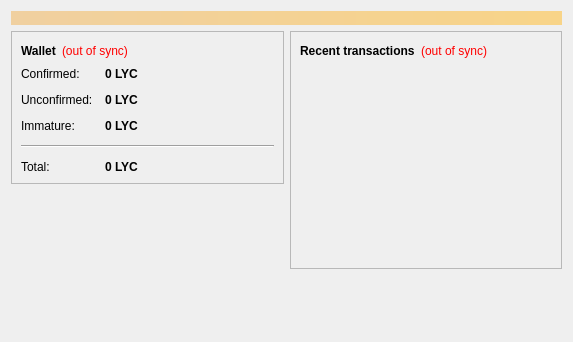
This is src/qt/forms/overviewpage.ui in lycancoin/lycancoin-release as Qt 5 draws it before an edit. The edited form follows.
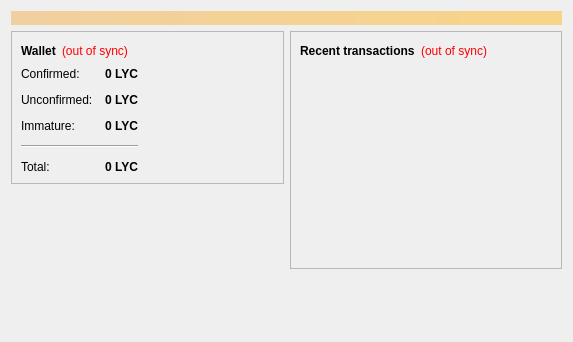
This is the edited form. Icons and pictures are not drawn.

Diff of the .ui file:
```diff
--- a/src/qt/forms/overviewpage.ui
+++ b/src/qt/forms/overviewpage.ui
@@ -90,6 +90,8 @@
            </layout>
           </item>
           <item>
+          <layout class="QHBoxLayout" name="horizontalLayout_3">
+           <item>
            <layout class="QFormLayout" name="formLayout_2">
             <property name="fieldGrowthPolicy">
              <enum>QFormLayout::AllNonFixedFieldsGrow</enum>
@@ -124,6 +126,9 @@
               <property name="text">
                <string notr="true">0 LYC</string>
               </property>
+              <property name="alignment">
+               <set>Qt::AlignRight|Qt::AlignTrailing|Qt::AlignVCenter</set>
+              </property>
               <property name="textInteractionFlags">
                <set>Qt::LinksAccessibleByMouse|Qt::TextSelectableByKeyboard|Qt::TextSelectableByMouse</set>
               </property>
@@ -153,6 +158,9 @@
               <property name="text">
                <string notr="true">0 LYC</string>
               </property>
+              <property name="alignment">
+               <set>Qt::AlignRight|Qt::AlignTrailing|Qt::AlignVCenter</set>
+              </property>
               <property name="textInteractionFlags">
                <set>Qt::LinksAccessibleByMouse|Qt::TextSelectableByKeyboard|Qt::TextSelectableByMouse</set>
               </property>
@@ -179,6 +187,9 @@
               <property name="text">
                <string notr="true">0 LYC</string>
               </property>
+              <property name="alignment">
+               <set>Qt::AlignRight|Qt::AlignTrailing|Qt::AlignVCenter</set>
+              </property>
               <property name="textInteractionFlags">
                <set>Qt::LinksAccessibleByMouse|Qt::TextSelectableByKeyboard|Qt::TextSelectableByMouse</set>
               </property>
@@ -208,6 +219,9 @@
               <property name="text">
                <string notr="true">0 LYC</string>
               </property>
+              <property name="alignment">
+               <set>Qt::AlignRight|Qt::AlignTrailing|Qt::AlignVCenter</set>
+              </property>
               <property name="textInteractionFlags">
                <set>Qt::LinksAccessibleByMouse|Qt::TextSelectableByKeyboard|Qt::TextSelectableByMouse</set>
               </property>
@@ -219,6 +233,21 @@
                <enum>Qt::Horizontal</enum>
               </property>
              </widget>
+            </item>
+           </layout>
+          </item>
+            <item>
+             <spacer name="horizontalSpacer_3">
+              <property name="orientation">
+               <enum>Qt::Horizontal</enum>
+              </property>
+              <property name="sizeHint" stdset="0">
+               <size>
+                <width>40</width>
+                <height>20</height>
+               </size>
+              </property>
+             </spacer>
             </item>
            </layout>
           </item>
```
